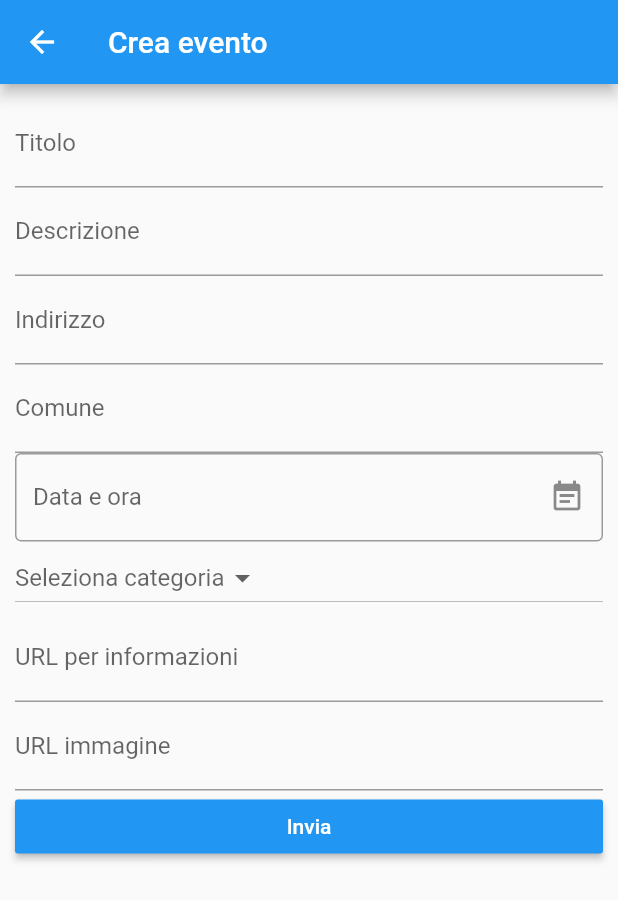
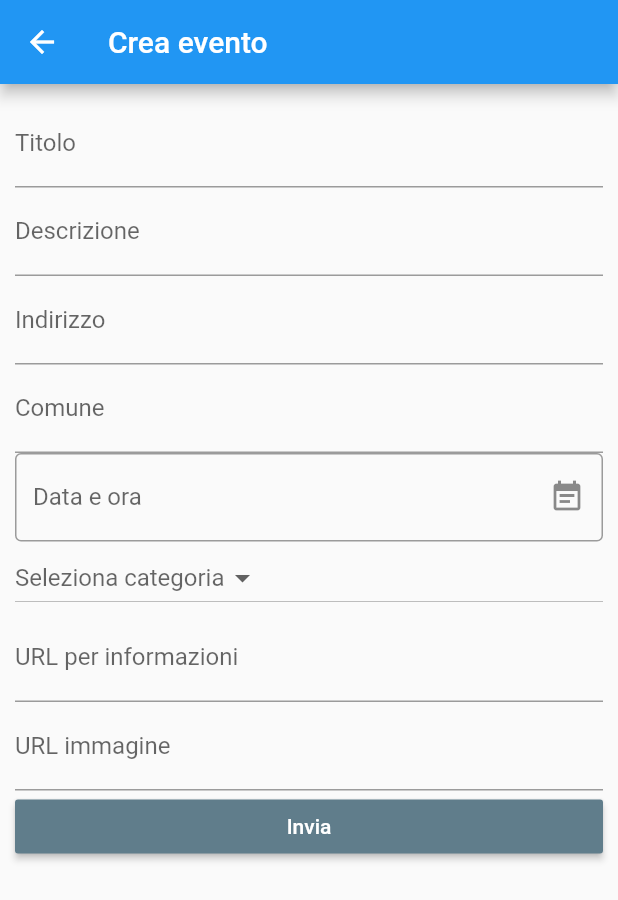
Before and after one commit to qwertyuiop9/civic_points, a Flutter app: the WelcomePage screen opened directly, after a tap on "Crea evento", on a phone screen of 412 x 824 dp. Shown: the top 900 px of the screen. Run offline on Flutter 3.47's test engine with Material 2 defaults, Android fonts, the phone set to English and light mode, and no system bars; drawn by our look-alikes of date_field; our stand-ins replace firebase_auth, firebase_core, google_sign_in; accounts and stored records are empty; network calls fail.

Commit message:
Uniformato colori button in blueGrey

```diff
--- a/lib/EventListState.dart
+++ b/lib/EventListState.dart
@@ -78,7 +78,7 @@ class EventsListState extends State<EventsList> {
                 child: RaisedButton(
                   child: Text("Scopri di più"),
                   textColor: Colors.white,
-                  color: Colors.blue,
+                  color: Colors.blueGrey,
                   shape: RoundedRectangleBorder(
                     borderRadius: BorderRadius.circular(8.0),
                   ),
--- a/lib/WelcomePage.dart
+++ b/lib/WelcomePage.dart
@@ -36,7 +36,7 @@ class WelcomePage extends StatelessWidget {
                   name,
                   style: TextStyle(
                       fontSize: 20,
-                      color: Colors.deepPurple,
+                      color: Colors.blueGrey,
                       fontWeight: FontWeight.bold),
                 ),
                 SizedBox(height: 20),
@@ -48,7 +48,7 @@ class WelcomePage extends StatelessWidget {
                   email,
                   style: TextStyle(
                       fontSize: 20,
-                      color: Colors.deepPurple,
+                      color: Colors.blueGrey,
                       fontWeight: FontWeight.bold),
                 ),
                 SizedBox(height: 40),
--- a/lib/event_create.dart
+++ b/lib/event_create.dart
@@ -220,7 +220,7 @@ class MyCustomFormState extends State<createEventForm> {
       }
     }
       formWidget.add(new RaisedButton(
-          color: Colors.blue,
+          color: Colors.blueGrey,
           textColor: Colors.white,
           child: new Text('Invia'),
           onPressed: eventCreate));
--- a/lib/event_created.dart
+++ b/lib/event_created.dart
@@ -30,7 +30,7 @@ class createdEvent extends StatelessWidget {
                 },
                 child: Text("Homepage"),
                 textColor: Colors.white,
-                color: Colors.blue,
+                color: Colors.blueGrey,
                 shape: RoundedRectangleBorder(
                   borderRadius: BorderRadius.circular(8.0),
                 ),
--- a/lib/event_details_page.dart
+++ b/lib/event_details_page.dart
@@ -60,11 +60,13 @@ class DetailedEvent extends StatelessWidget {
                   padding: const EdgeInsets.fromLTRB(16, 0, 16, 16),
                   child: SizedBox(
                     width: double.infinity,
-                    child: ElevatedButton(
+                    child: RaisedButton(
                       onPressed: () {
                         Navigator.pop(context);
                       },
                       child: Text('Pagina precedente'),
+                      color: Colors.blueGrey,
+                      textColor: Colors.white,
                     ),
                   ),
                 ),
```
